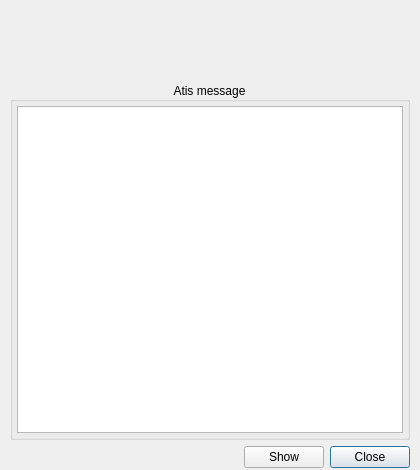
This is source/ui/windows/atcdetailswindow.ui in Vatsinator/vatsinator-legacy as Qt 5 draws it before an edit. The edited form follows.
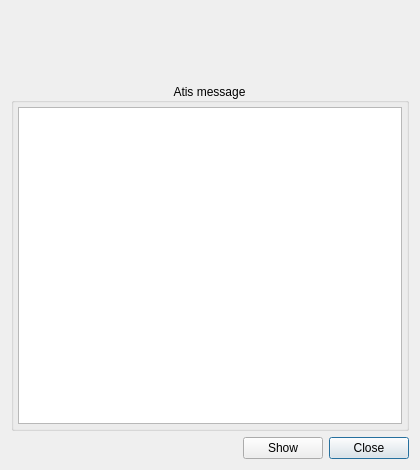
This is the edited form. Icons and pictures are not drawn. Custom widgets are drawn as their Qt base class.

```diff
--- a/source/ui/windows/atcdetailswindow.ui
+++ b/source/ui/windows/atcdetailswindow.ui
@@ -21,18 +21,6 @@
     <normaloff>:/mainIcon/icon.png</normaloff>:/mainIcon/icon.png</iconset>
   </property>
   <layout class="QVBoxLayout" name="verticalLayout_2" stretch="0,1,0">
-   <property name="leftMargin">
-    <number>10</number>
-   </property>
-   <property name="topMargin">
-    <number>10</number>
-   </property>
-   <property name="rightMargin">
-    <number>10</number>
-   </property>
-   <property name="bottomMargin">
-    <number>2</number>
-   </property>
    <item>
     <layout class="QVBoxLayout" name="verticalLayout">
      <property name="spacing">
```
